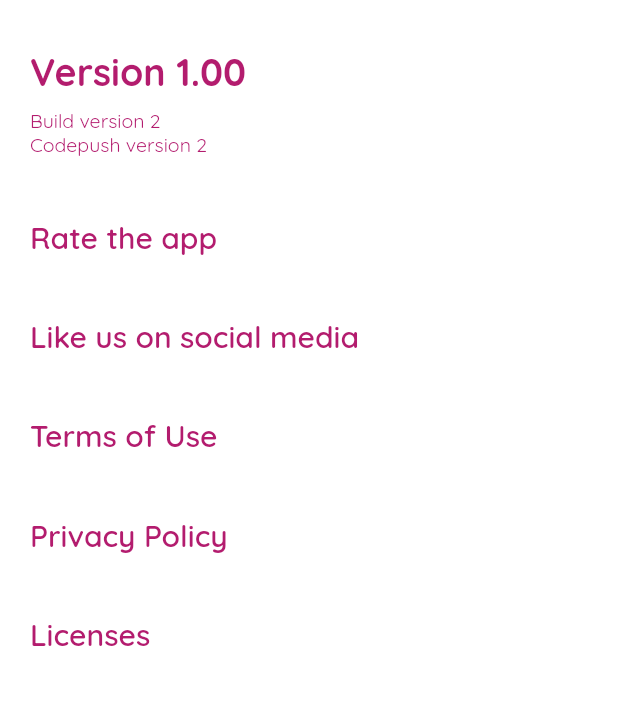
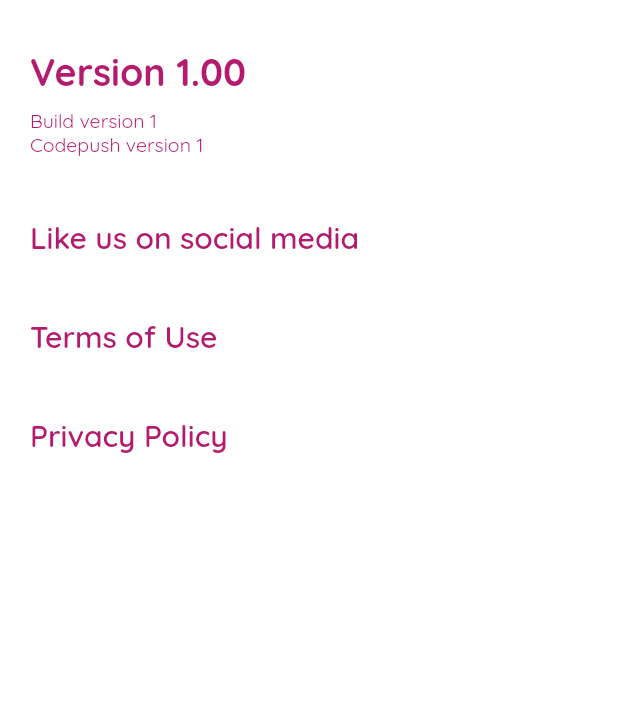
Before and after one commit to DiamondLionLV/studcoo-app, a Flutter app: the screen it shows once a user with an empty profile is signed in, item 3 of the bottom bar chosen, after a tap on "About", on a phone screen of 412 x 824 dp, the part 51-756 px from its top. Run offline on Flutter 3.47's test engine with Material 2 defaults, Android fonts, the phone set to English and light mode, and no system bars; our stand-ins replace camera, firebase_auth, firebase_core, firebase_database, flutter_svg, google_mobile_ads and 5 more; missing offline and left inert: chat_gpt_sdk, flutter_scalable_ocr, google_mlkit_text_recognition; accounts and stored records are empty; network calls fail.

Commit message:
kas te fuckin notiek?

```diff
--- a/lib/Pages/Login/onboarding.dart
+++ b/lib/Pages/Login/onboarding.dart
@@ -52,7 +52,7 @@ class _OnboardingPageState extends State<OnboardingPage> {
                 ),
 
                 SizedBox(
-                  height: MediaQuery.of(context).size.height / 6,
+                  height: MediaQuery.of(context).size.height / 9,
                 ),
 
                 // sign in button
@@ -65,9 +65,11 @@ class _OnboardingPageState extends State<OnboardingPage> {
                     );
                   },
                   child: Container(
-                    padding: const EdgeInsets.all(25),
+                    padding:
+                        const EdgeInsets.all(25), // adjust percentage as needed
                     margin: EdgeInsets.symmetric(
-                        horizontal: MediaQuery.of(context).size.width / 15),
+                        horizontal: MediaQuery.of(context).size.width *
+                            0.07), // adjust percentage as needed
                     decoration: BoxDecoration(
                       gradient: const LinearGradient(
                         begin: Alignment.topRight,
@@ -98,80 +100,82 @@ class _OnboardingPageState extends State<OnboardingPage> {
                   height: MediaQuery.of(context).size.width / 30,
                 ),
 
-                // google login button
-                // Platform.isAndroid
-                //     ? ElevatedButton.icon(
-                //         style: ElevatedButton.styleFrom(
-                //           backgroundColor: Colors.white,
-                //           padding: EdgeInsets.symmetric(
-                //               vertical: 25,
-                //               horizontal:
-                //                   MediaQuery.of(context).size.width / 5),
-                //           shape: RoundedRectangleBorder(
-                //             borderRadius: BorderRadius.circular(50),
-                //           ),
-                //           side: const BorderSide(
-                //             width: 3,
-                //             color: Color(0xffb31c6e),
-                //           ),
-                //         ),
-                //         onPressed: () {
-                //           AuthService().signInWithGoogle();
-                //           // Navigator.push(
-                //           //   context,
-                //           //   MaterialPageRoute(
-                //           //       builder: (context) => const AuthPage()),
-                //           // );
-                //         },
-                //         icon: Image.asset(
-                //           "lib/images/google.png",
-                //           height: 20,
-                //         ),
-                //         label: const Text(
-                //           'Continue with Google',
-                //           style: TextStyle(
-                //             color: Color(0xffb31c6e),
-                //             fontWeight: FontWeight.bold,
-                //             fontSize: 16,
-                //           ),
-                //         ),
-                //       )
-                //     : ElevatedButton.icon(
-                //         style: ElevatedButton.styleFrom(
-                //           backgroundColor: Colors.white,
-                //           padding: EdgeInsets.symmetric(
-                //               vertical: 25,
-                //               horizontal:
-                //                   MediaQuery.of(context).size.width / 5),
-                //           shape: RoundedRectangleBorder(
-                //             borderRadius: BorderRadius.circular(50),
-                //           ),
-                //           side: const BorderSide(
-                //             width: 3,
-                //             color: Color(0xffb31c6e),
-                //           ),
-                //         ),
-                //         onPressed: () {
-                //           AuthService().signInWithApple();
-                //           // Navigator.push(
-                //           //   context,
-                //           //   MaterialPageRoute(
-                //           //       builder: (context) => const AuthPage()),
-                //           // );
-                //         },
-                //         icon: Image.asset(
-                //           "lib/images/apple.png",
-                //           height: 20,
-                //         ),
-                //         label: const Text(
-                //           'Continue with Apple',
-                //           style: TextStyle(
-                //             color: Color(0xffb31c6e),
-                //             fontWeight: FontWeight.bold,
-                //             fontSize: 16,
-                //           ),
-                //         ),
-                //       ),
+                //google login button
+                Platform.isAndroid
+                    ? GestureDetector(
+                        onTap: () => AuthService().signInWithGoogle(),
+                        child: Container(
+                          padding: const EdgeInsets.all(25),
+                          margin: EdgeInsets.symmetric(
+                            horizontal:
+                                MediaQuery.of(context).size.width * 0.07,
+                          ),
+                          decoration: BoxDecoration(
+                            color: Colors.white,
+                            borderRadius: BorderRadius.circular(50),
+                            border: Border.all(
+                              width: 3,
+                              color: const Color(0xffb31c6e),
+                            ),
+                          ),
+                          child: Row(
+                            mainAxisAlignment: MainAxisAlignment.center,
+                            children: [
+                              Image.asset(
+                                "lib/images/google.png",
+                                width: MediaQuery.of(context).size.width / 25,
+                                height: MediaQuery.of(context).size.width / 25,
+                              ),
+                              const SizedBox(width: 10),
+                              const Text(
+                                'Sign in with Google',
+                                style: TextStyle(
+                                  color: Color(0xffb31c6e),
+                                  fontWeight: FontWeight.bold,
+                                  fontSize: 16,
+                                ),
+                              ),
+                            ],
+                          ),
+                        ),
+                      )
+                    : GestureDetector(
+                        onTap: () => AuthService().signInWithApple(),
+                        child: Container(
+                          padding: const EdgeInsets.all(25),
+                          margin: EdgeInsets.symmetric(
+                            horizontal:
+                                MediaQuery.of(context).size.width * 0.07,
+                          ),
+                          decoration: BoxDecoration(
+                            color: Colors.white,
+                            borderRadius: BorderRadius.circular(50),
+                            border: Border.all(
+                              width: 3,
+                              color: const Color(0xffb31c6e),
+                            ),
+                          ),
+                          child: Row(
+                            mainAxisAlignment: MainAxisAlignment.center,
+                            children: [
+                              Image.asset(
+                                "lib/images/apple.png",
+                                width: MediaQuery.of(context).size.width / 25,
+                                height: MediaQuery.of(context).size.width / 25,
+                              ),
+                              const SizedBox(width: 10),
+                              const Text(
+                                'Sign in with Apple',
+                                style: TextStyle(
+                                  color: Color(0xffb31c6e),
+                                  fontWeight: FontWeight.bold,
+                                  fontSize: 16,
+                                ),
+                              ),
+                            ],
+                          ),
+                        ),
+                      ),
 
                 SizedBox(
                   height: MediaQuery.of(context).size.width / 25,
--- a/lib/Pages/profile_page.dart
+++ b/lib/Pages/profile_page.dart
@@ -4,11 +4,19 @@ import 'package:flutter_svg/flutter_svg.dart';
 import 'package:studcoo/Pages/settings_page/about.dart';
 import 'package:studcoo/Pages/settings_page/profile.dart';
 import 'package:studcoo/Pages/settings_page/settings.dart';
+import 'package:url_launcher/url_launcher.dart';
 
 class ProfilePage extends StatelessWidget {
   ProfilePage({super.key});
 
   final user = FirebaseAuth.instance.currentUser!;
+  final Uri help = Uri.parse('https://studcoo.com/help/');
+
+  Future<void> _launchHelp() async {
+    if (!await launchUrl(help)) {
+      throw Exception('Could not launch $help');
+    }
+  }
 
   void signUserOut() {
     FirebaseAuth.instance.signOut();
@@ -324,13 +332,16 @@ class ProfilePage extends StatelessWidget {
                   crossAxisAlignment: CrossAxisAlignment.start,
                   children: [
                     Row(
-                      children: const [
-                        Text(
-                          "Help",
-                          style: TextStyle(
-                            fontSize: 20,
-                            fontWeight: FontWeight.w600,
-                            color: Color(0xffb31c6e),
+                      children: [
+                        GestureDetector(
+                          onTap: () => _launchHelp(),
+                          child: const Text(
+                            "Help",
+                            style: TextStyle(
+                              fontSize: 20,
+                              fontWeight: FontWeight.w600,
+                              color: Color(0xffb31c6e),
+                            ),
                           ),
                         ),
                       ],
--- a/lib/Pages/settings_page/about.dart
+++ b/lib/Pages/settings_page/about.dart
@@ -10,6 +10,13 @@ class AboutPage extends StatelessWidget {
   final user = FirebaseAuth.instance.currentUser!;
   final Uri privacypolicy = Uri.parse('https://studcoo.com/privacy-policy/');
   final Uri termsofuse = Uri.parse('https://studcoo.com/terms-of-use/');
+  final Uri socialmedia = Uri.parse('https://studcoo.com/social-media/');
+
+  Future<void> _launchSM() async {
+    if (!await launchUrl(socialmedia)) {
+      throw Exception('Could not launch $socialmedia');
+    }
+  }
 
   Future<void> _launchPP() async {
     if (!await launchUrl(privacypolicy)) {
@@ -91,7 +98,7 @@ class AboutPage extends StatelessWidget {
               Padding(
                 padding: EdgeInsets.symmetric(vertical: 0.0, horizontal: 20.0),
                 child: Text(
-                  'Build version 2',
+                  'Build version 1',
                   style: TextStyle(
                     color: Color(0xffb31c6e),
                     fontSize: 13,
@@ -109,7 +116,7 @@ class AboutPage extends StatelessWidget {
               Padding(
                 padding: EdgeInsets.symmetric(vertical: 0.0, horizontal: 20.0),
                 child: Text(
-                  'Codepush version 2',
+                  'Codepush version 1',
                   style: TextStyle(
                     color: Color(0xffb31c6e),
                     fontSize: 13,
@@ -123,7 +130,40 @@ class AboutPage extends StatelessWidget {
 
           SizedBox(height: MediaQuery.of(context).size.height / 20),
 
-          // Latvia hotline number
+          // Rate the app
+          // Padding(
+          //   padding: const EdgeInsets.symmetric(horizontal: 10.0),
+          //   child: Row(
+          //     mainAxisAlignment: MainAxisAlignment.start,
+          //     children: [
+          //       Padding(
+          //         padding: const EdgeInsets.symmetric(horizontal: 10.0),
+          //         child: Column(
+          //           mainAxisAlignment: MainAxisAlignment.start,
+          //           crossAxisAlignment: CrossAxisAlignment.start,
+          //           children: [
+          //             Row(
+          //               children: const [
+          //                 Text(
+          //                   "Rate the app",
+          //                   style: TextStyle(
+          //                     fontSize: 20,
+          //                     fontWeight: FontWeight.w600,
+          //                     color: Color(0xffb31c6e),
+          //                   ),
+          //                 ),
+          //               ],
+          //             ),
+          //           ],
+          //         ),
+          //       ),
+          //     ],
+          //   ),
+          // ),
+
+          // SizedBox(height: MediaQuery.of(context).size.height / 20),
+
+          // Like us on social media
           Padding(
             padding: const EdgeInsets.symmetric(horizontal: 10.0),
             child: Row(
@@ -138,54 +178,7 @@ class AboutPage extends StatelessWidget {
                       Row(
                         children: [
                           GestureDetector(
-                            onTap: () {
-                              Navigator.push(
-                                context,
-                                MaterialPageRoute(
-                                    builder: (context) => ProfilePages()),
-                              );
-                            },
-                            child: const Text(
-                              "Rate the app",
-                              style: TextStyle(
-                                fontSize: 20,
-                                fontWeight: FontWeight.w600,
-                                color: Color(0xffb31c6e),
-                              ),
-                            ),
-                          ),
-                        ],
-                      ),
-                    ],
-                  ),
-                ),
-              ],
-            ),
-          ),
-          SizedBox(height: MediaQuery.of(context).size.height / 20),
-
-          // Latvia hotline number
-          Padding(
-            padding: const EdgeInsets.symmetric(horizontal: 10.0),
-            child: Row(
-              mainAxisAlignment: MainAxisAlignment.start,
-              children: [
-                Padding(
-                  padding: const EdgeInsets.symmetric(horizontal: 10.0),
-                  child: Column(
-                    mainAxisAlignment: MainAxisAlignment.start,
-                    crossAxisAlignment: CrossAxisAlignment.start,
-                    children: [
-                      Row(
-                        children: [
-                          GestureDetector(
-                            onTap: () {
-                              Navigator.push(
-                                context,
-                                MaterialPageRoute(
-                                    builder: (context) => ProfilePages()),
-                              );
-                            },
+                            onTap: () => _launchSM(),
                             child: const Text(
                               "Like us on social media",
                               style: TextStyle(
@@ -203,6 +196,7 @@ class AboutPage extends StatelessWidget {
               ],
             ),
           ),
+
           SizedBox(height: MediaQuery.of(context).size.height / 20),
 
           // Latvia hotline number
@@ -276,37 +270,38 @@ class AboutPage extends StatelessWidget {
               ],
             ),
           ),
-          SizedBox(height: MediaQuery.of(context).size.height / 20),
-          // Latvia hotline number
-          Padding(
-            padding: const EdgeInsets.symmetric(horizontal: 10.0),
-            child: Row(
-              mainAxisAlignment: MainAxisAlignment.start,
-              children: [
-                Padding(
-                  padding: const EdgeInsets.symmetric(horizontal: 10.0),
-                  child: Column(
-                    mainAxisAlignment: MainAxisAlignment.start,
-                    crossAxisAlignment: CrossAxisAlignment.start,
-                    children: [
-                      Row(
-                        children: const [
-                          Text(
-                            "Licenses",
-                            style: TextStyle(
-                              fontSize: 20,
-                              fontWeight: FontWeight.w600,
-                              color: Color(0xffb31c6e),
-                            ),
-                          ),
-                        ],
-                      ),
-                    ],
-                  ),
-                ),
-              ],
-            ),
-          ),
+
+          // SizedBox(height: MediaQuery.of(context).size.height / 20),
+
+          // Padding(
+          //   padding: const EdgeInsets.symmetric(horizontal: 10.0),
+          //   child: Row(
+          //     mainAxisAlignment: MainAxisAlignment.start,
+          //     children: [
+          //       Padding(
+          //         padding: const EdgeInsets.symmetric(horizontal: 10.0),
+          //         child: Column(
+          //           mainAxisAlignment: MainAxisAlignment.start,
+          //           crossAxisAlignment: CrossAxisAlignment.start,
+          //           children: [
+          //             Row(
+          //               children: const [
+          //                 Text(
+          //                   "Licenses",
+          //                   style: TextStyle(
+          //                     fontSize: 20,
+          //                     fontWeight: FontWeight.w600,
+          //                     color: Color(0xffb31c6e),
+          //                   ),
+          //                 ),
+          //               ],
+          //             ),
+          //           ],
+          //         ),
+          //       ),
+          //     ],
+          //   ),
+          // ),
         ],
       ),
     );
--- a/lib/components/button_white.dart
+++ b/lib/components/button_white.dart
@@ -11,8 +11,9 @@ class MyButtonWhite extends StatelessWidget {
     return GestureDetector(
       onTap: onTap,
       child: Container(
-        padding: const EdgeInsets.all(10),
-        margin: const EdgeInsets.symmetric(horizontal: 70),
+        padding: const EdgeInsets.all(25),
+        margin: EdgeInsets.symmetric(
+            horizontal: MediaQuery.of(context).size.width / 15),
         decoration: BoxDecoration(
           color: Colors.white,
           borderRadius: BorderRadius.circular(50),
--- a/pubspec.yaml
+++ b/pubspec.yaml
@@ -50,7 +50,7 @@ dependencies:
   flutter_scalable_ocr:
     git:
       url: https://github.com/DiamondLionLV/flutter_scalable_ocr.git
-      ref: 65872f36b525926e358a4e41e313fbfdab24b2f5
+      ref: b11abcce2fc87ad49ba90f09ee282051080549e3
 
 
   # The following adds the Cupertino Icons font to your application.
@@ -114,6 +114,7 @@ flutter:
     - assets/icons/back_icon.svg
     - assets/icons/language_icon.svg
     - assets/flags/globe.png
+    - assets/icons/scan_button.svg
 
   # An image asset can refer to one or more resolution-specific "variants", see
   # https://flutter.dev/assets-and-images/#resolution-aware
```
Also changed, not shown: lib/Pages/home.dart (+15 -15 lines), assets/icons/scan_button.svg (added), pubspec.lock, 3 other files.
